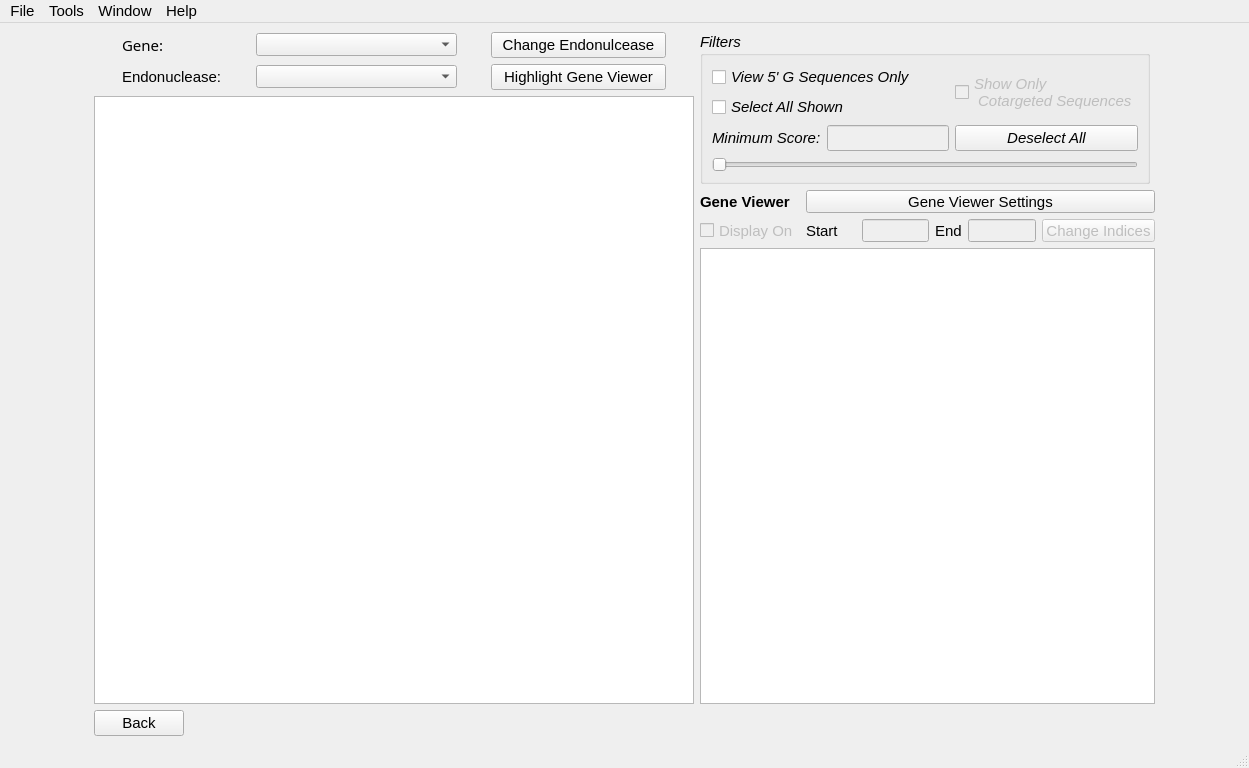
The window that resultsWindow.ui (TrinhLab/CASPERapp) describes before a commit, drawn with Qt 5.
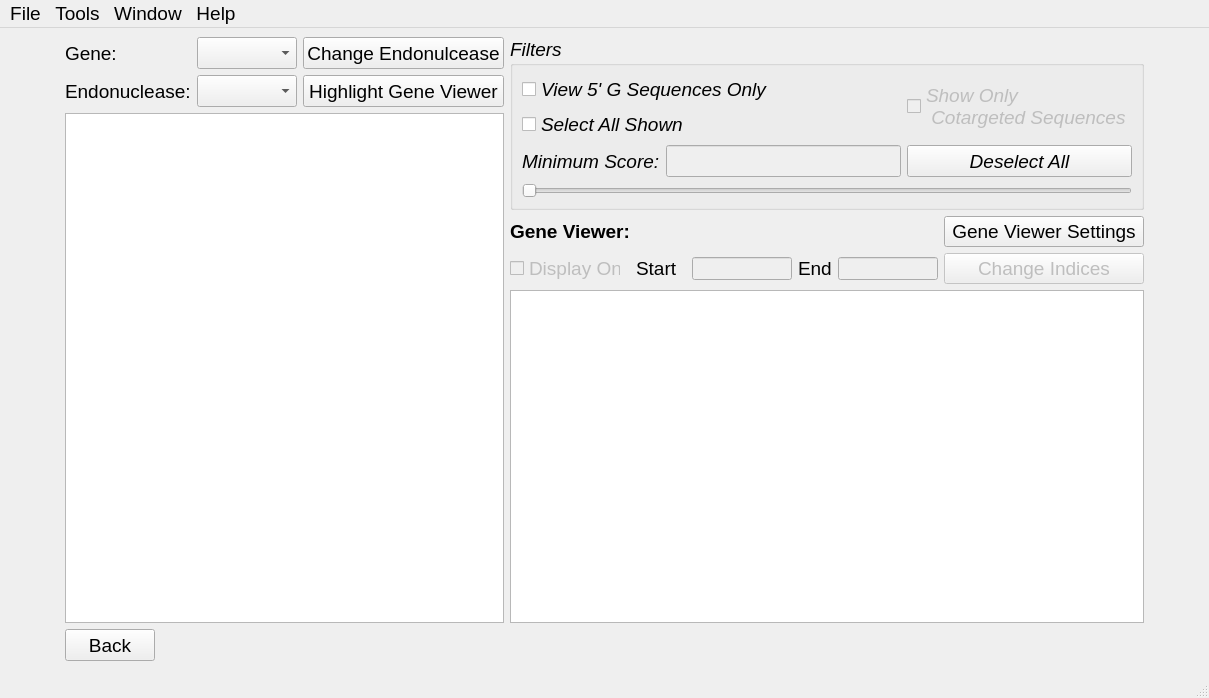
The same window after the commit.

Patch:
```diff
--- a/resultsWindow.ui
+++ b/resultsWindow.ui
@@ -6,13 +6,13 @@
    <rect>
     <x>0</x>
     <y>0</y>
-    <width>1249</width>
-    <height>768</height>
+    <width>1180</width>
+    <height>698</height>
    </rect>
   </property>
   <property name="font">
    <font>
-    <pointsize>11</pointsize>
+    <pointsize>14</pointsize>
    </font>
   </property>
   <property name="windowTitle">
@@ -20,19 +20,6 @@
   </property>
   <widget class="QWidget" name="centralwidget">
    <layout class="QGridLayout" name="gridLayout_2">
-    <item row="0" column="0">
-     <spacer name="horizontalSpacer">
-      <property name="orientation">
-       <enum>Qt::Horizontal</enum>
-      </property>
-      <property name="sizeHint" stdset="0">
-       <size>
-        <width>40</width>
-        <height>20</height>
-       </size>
-      </property>
-     </spacer>
-    </item>
     <item row="2" column="2">
      <layout class="QGridLayout" name="gridLayout_3">
       <item row="1" column="3">
@@ -49,13 +36,13 @@
         </property>
         <property name="minimumSize">
          <size>
-          <width>68</width>
+          <width>100</width>
           <height>23</height>
          </size>
         </property>
         <property name="maximumSize">
          <size>
-          <width>68</width>
+          <width>100000</width>
           <height>23</height>
          </size>
         </property>
@@ -68,14 +55,14 @@
         </property>
         <property name="minimumSize">
          <size>
-          <width>110</width>
+          <width>200</width>
           <height>0</height>
          </size>
         </property>
         <property name="maximumSize">
          <size>
-          <width>140</width>
-          <height>23</height>
+          <width>200</width>
+          <height>32</height>
          </size>
         </property>
         <property name="toolTip">
@@ -91,9 +78,15 @@
         <property name="enabled">
          <bool>false</bool>
         </property>
+        <property name="minimumSize">
+         <size>
+          <width>100</width>
+          <height>0</height>
+         </size>
+        </property>
         <property name="maximumSize">
          <size>
-          <width>67</width>
+          <width>100000</width>
           <height>23</height>
          </size>
         </property>
@@ -144,22 +137,28 @@
        <widget class="QLabel" name="geneviewerLabel">
         <property name="font">
          <font>
-          <pointsize>11</pointsize>
+          <pointsize>14</pointsize>
           <weight>75</weight>
           <bold>true</bold>
          </font>
         </property>
         <property name="text">
-         <string>Gene Viewer</string>
+         <string>Gene Viewer:</string>
         </property>
        </widget>
       </item>
-      <item row="0" column="1" colspan="5">
+      <item row="0" column="1" colspan="5" alignment="Qt::AlignRight">
        <widget class="QPushButton" name="gene_viewer_settings_button">
+        <property name="minimumSize">
+         <size>
+          <width>200</width>
+          <height>0</height>
+         </size>
+        </property>
         <property name="maximumSize">
          <size>
-          <width>112312</width>
-          <height>23</height>
+          <width>200</width>
+          <height>32</height>
          </size>
         </property>
         <property name="text">
@@ -171,15 +170,21 @@
     </item>
     <item row="0" column="2" rowspan="2">
      <widget class="QGroupBox" name="groupBox">
+      <property name="minimumSize">
+       <size>
+        <width>0</width>
+        <height>150</height>
+       </size>
+      </property>
       <property name="maximumSize">
        <size>
-        <width>450</width>
-        <height>156</height>
+        <width>100000</width>
+        <height>3000</height>
        </size>
       </property>
       <property name="font">
        <font>
-        <pointsize>11</pointsize>
+        <pointsize>14</pointsize>
         <italic>true</italic>
        </font>
       </property>
@@ -203,6 +208,12 @@
        </item>
        <item row="3" column="1">
         <widget class="QPushButton" name="pushButton_Deselect_All">
+         <property name="minimumSize">
+          <size>
+           <width>0</width>
+           <height>32</height>
+          </size>
+         </property>
          <property name="text">
           <string>Deselect All</string>
          </property>
@@ -212,6 +223,12 @@
         <layout class="QHBoxLayout" name="horizontalLayout">
          <item>
           <widget class="QLabel" name="label_12">
+           <property name="minimumSize">
+            <size>
+             <width>0</width>
+             <height>32</height>
+            </size>
+           </property>
            <property name="text">
             <string>Minimum Score:</string>
            </property>
@@ -222,6 +239,18 @@
            <property name="enabled">
             <bool>false</bool>
            </property>
+           <property name="minimumSize">
+            <size>
+             <width>0</width>
+             <height>32</height>
+            </size>
+           </property>
+           <property name="maximumSize">
+            <size>
+             <width>1000000</width>
+             <height>16777215</height>
+            </size>
+           </property>
           </widget>
          </item>
         </layout>
@@ -253,30 +282,17 @@
       </layout>
      </widget>
     </item>
-    <item row="2" column="3">
-     <spacer name="horizontalSpacer_2">
-      <property name="orientation">
-       <enum>Qt::Horizontal</enum>
-      </property>
-      <property name="sizeHint" stdset="0">
-       <size>
-        <width>40</width>
-        <height>20</height>
-       </size>
-      </property>
-     </spacer>
-    </item>
     <item row="1" column="1" rowspan="3">
      <widget class="QTableWidget" name="targetTable">
       <property name="minimumSize">
        <size>
-        <width>600</width>
+        <width>400</width>
         <height>400</height>
        </size>
       </property>
       <property name="maximumSize">
        <size>
-        <width>600</width>
+        <width>100000</width>
         <height>100000</height>
        </size>
       </property>
@@ -292,13 +308,13 @@
      <widget class="QTextEdit" name="geneViewer">
       <property name="minimumSize">
        <size>
-        <width>411</width>
+        <width>200</width>
         <height>0</height>
        </size>
       </property>
       <property name="maximumSize">
        <size>
-        <width>1112</width>
+        <width>100000</width>
         <height>121212</height>
        </size>
       </property>
@@ -322,8 +338,8 @@
         </property>
         <property name="font">
          <font>
-          <family>Sans Serif</family>
-          <pointsize>11</pointsize>
+          <family>Arial</family>
+          <pointsize>14</pointsize>
           <weight>50</weight>
           <italic>false</italic>
           <bold>false</bold>
@@ -341,8 +357,8 @@
        <widget class="QComboBox" name="comboBoxGene">
         <property name="maximumSize">
          <size>
-          <width>201</width>
-          <height>23</height>
+          <width>4000</width>
+          <height>32</height>
          </size>
         </property>
        </widget>
@@ -361,18 +377,30 @@
        <widget class="QComboBox" name="endonucleaseBox">
         <property name="maximumSize">
          <size>
-          <width>201</width>
-          <height>23</height>
+          <width>4000</width>
+          <height>32</height>
          </size>
         </property>
+        <property name="font">
+         <font>
+          <family>Arial</family>
+          <pointsize>14</pointsize>
+         </font>
+        </property>
        </widget>
       </item>
       <item row="0" column="2">
        <widget class="QPushButton" name="changeEndoButton">
+        <property name="minimumSize">
+         <size>
+          <width>0</width>
+          <height>32</height>
+         </size>
+        </property>
         <property name="maximumSize">
          <size>
-          <width>175</width>
-          <height>16777215</height>
+          <width>300</width>
+          <height>32</height>
          </size>
         </property>
         <property name="text">
@@ -382,10 +410,16 @@
       </item>
       <item row="1" column="2">
        <widget class="QPushButton" name="highlight_gene_viewer_button">
+        <property name="minimumSize">
+         <size>
+          <width>0</width>
+          <height>32</height>
+         </size>
+        </property>
         <property name="maximumSize">
          <size>
-          <width>175</width>
-          <height>16777215</height>
+          <width>300</width>
+          <height>32</height>
          </size>
         </property>
         <property name="toolTip">
@@ -400,10 +434,16 @@
     </item>
     <item row="4" column="1">
      <widget class="QPushButton" name="back_button">
+      <property name="minimumSize">
+       <size>
+        <width>0</width>
+        <height>32</height>
+       </size>
+      </property>
       <property name="maximumSize">
        <size>
         <width>90</width>
-        <height>16777215</height>
+        <height>32</height>
        </size>
       </property>
       <property name="text">
@@ -411,6 +451,44 @@
       </property>
      </widget>
     </item>
+    <item row="1" column="0">
+     <widget class="QLabel" name="label">
+      <property name="minimumSize">
+       <size>
+        <width>50</width>
+        <height>0</height>
+       </size>
+      </property>
+      <property name="maximumSize">
+       <size>
+        <width>50</width>
+        <height>16777215</height>
+       </size>
+      </property>
+      <property name="text">
+       <string/>
+      </property>
+     </widget>
+    </item>
+    <item row="2" column="3">
+     <widget class="QLabel" name="label_2">
+      <property name="minimumSize">
+       <size>
+        <width>50</width>
+        <height>0</height>
+       </size>
+      </property>
+      <property name="maximumSize">
+       <size>
+        <width>50</width>
+        <height>16777215</height>
+       </size>
+      </property>
+      <property name="text">
+       <string/>
+      </property>
+     </widget>
+    </item>
    </layout>
   </widget>
   <widget class="QMenuBar" name="menubar">
@@ -418,8 +496,8 @@
     <rect>
      <x>0</x>
      <y>0</y>
-     <width>1249</width>
-     <height>21</height>
+     <width>1180</width>
+     <height>24</height>
     </rect>
    </property>
    <widget class="QMenu" name="menuFile">
```
Left out of the diff: 4 changed lines with no effect on the pictures.
